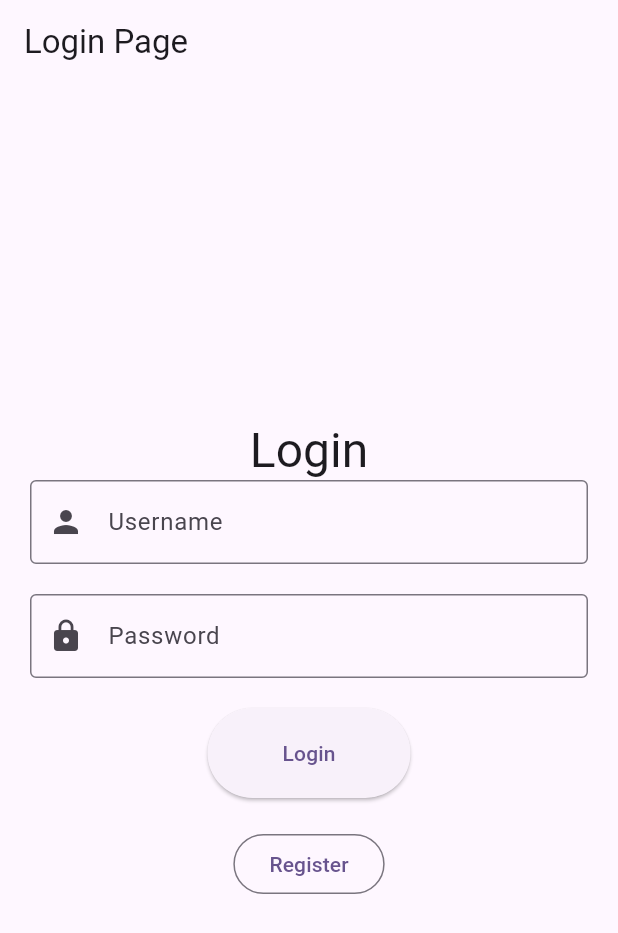
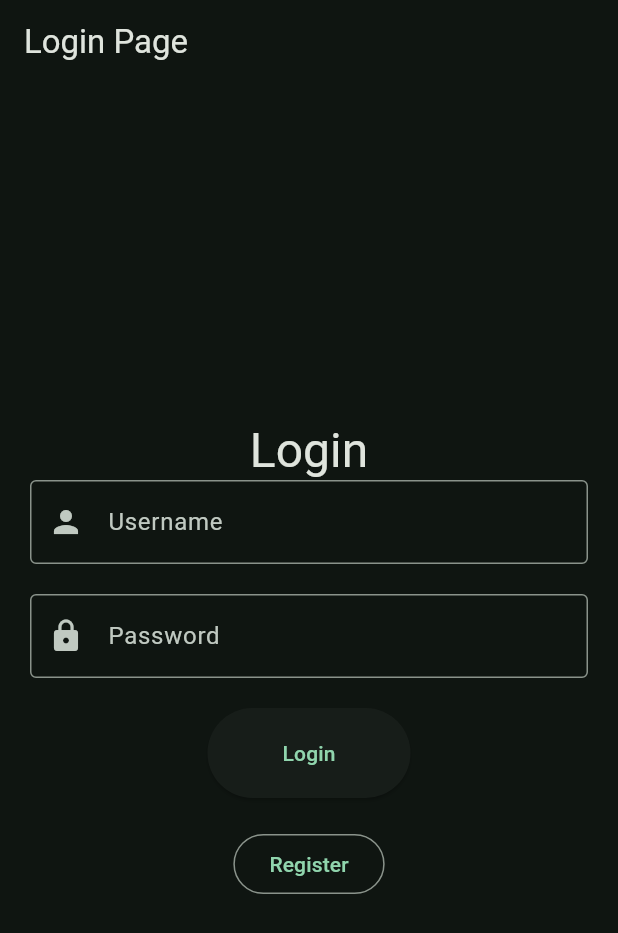
Before and after one commit to eduardnol-universidad/flutter_2, a Flutter app: the screen it shows after launch, on a phone screen of 412 x 824 dp. Shown: the top 933 px of the screen. Run offline on Flutter 3.47's test engine with Material 3 defaults, Android fonts, the phone set to English and light mode, and no system bars; our stand-ins replace firebase_auth, firebase_core; accounts and stored records are empty.

Commit message:
Changed colour scheme

```diff
--- a/lib/main.dart
+++ b/lib/main.dart
@@ -21,22 +21,8 @@ class MyApp extends StatelessWidget {
     return MaterialApp(
       title: 'Flutter Demo',
       theme: ThemeData(
-        // This is the theme of your application.
-        //
-        // TRY THIS: Try running your application with "flutter run". You'll see
-        // the application has a purple toolbar. Then, without quitting the app,
-        // try changing the seedColor in the colorScheme below to Colors.green
-        // and then invoke "hot reload" (save your changes or press the "hot
-        // reload" button in a Flutter-supported IDE, or press "r" if you used
-        // the command line to start the app).
-        //
-        // Notice that the counter didn't reset back to zero; the application
-        // state is not lost during the reload. To reset the state, use hot
-        // restart instead.
-        //
-        // This works for code too, not just values: Most code changes can be
-        // tested with just a hot reload.
-        colorScheme: ColorScheme.fromSeed(seedColor: Colors.deepPurple),
+        colorSchemeSeed: Colors.greenAccent,
+        brightness: Brightness.dark,
         useMaterial3: true,
       ),
       home: const LoginPage(),
```
